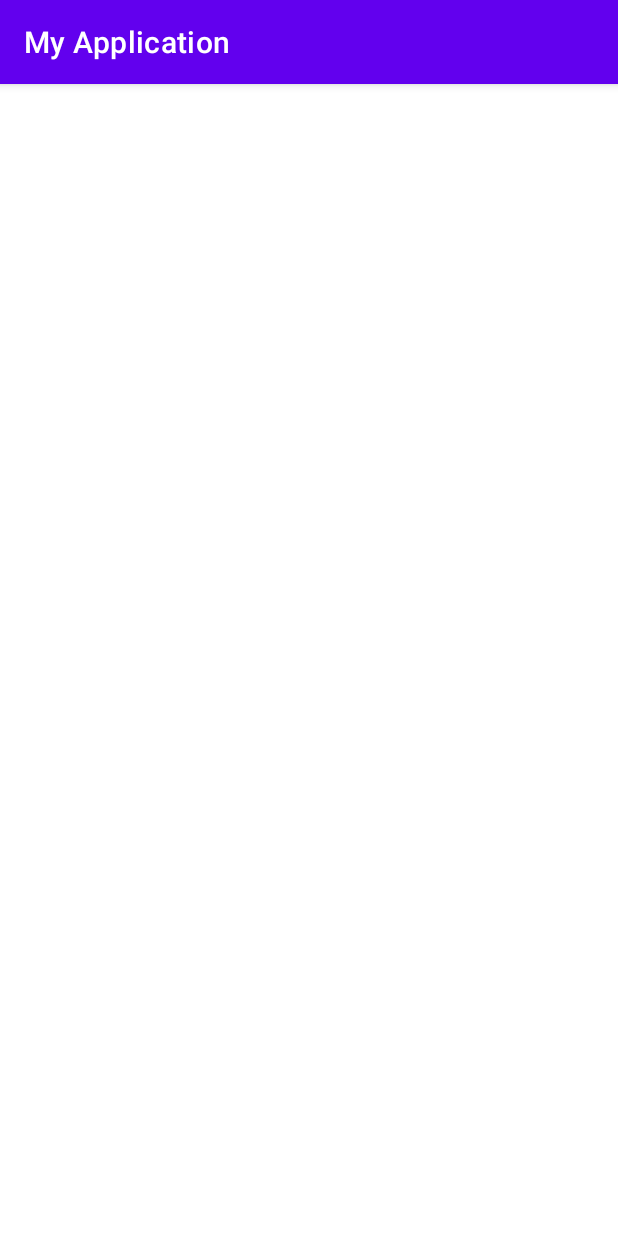
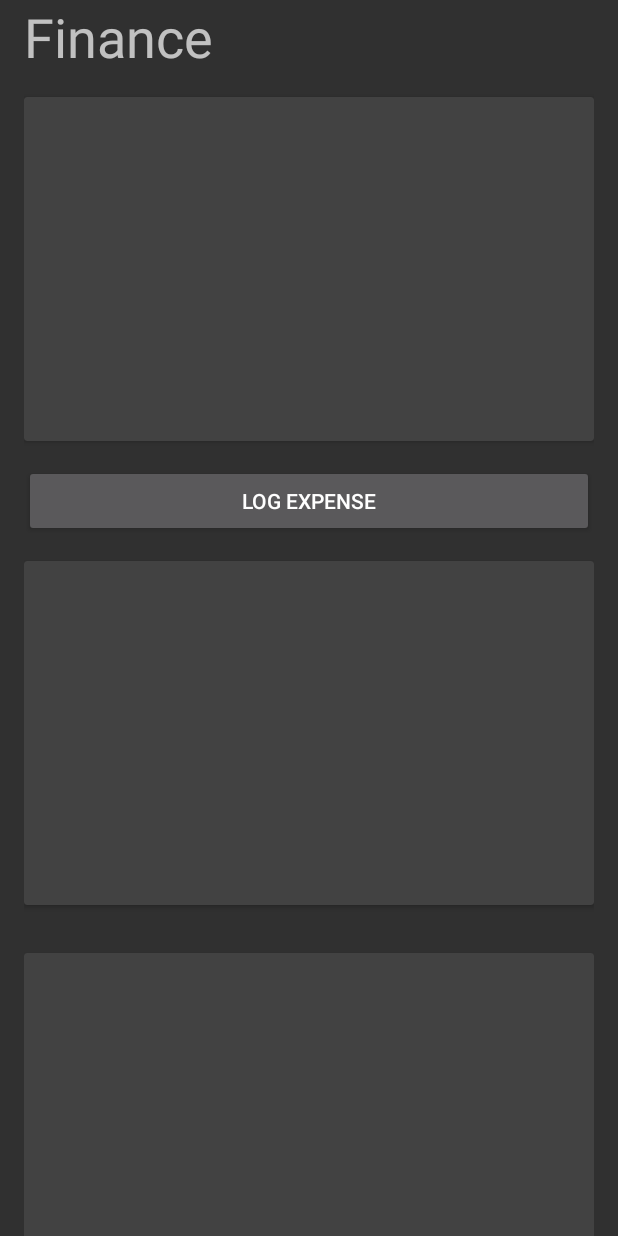
Before and after one commit to Coderman556/ANDECA2, an Android app: the FinanceHomepage screen opened directly, with no data from a screen before it, on a phone screen of 412 x 824 dp. Run offline under Robolectric (Android 15) with nearby library versions, the phone set to English and light mode, and no system bars.

Commit message:
ADD: FinanceHomepage activity AND styles.xml

```diff
--- a/app/src/main/AndroidManifest.xml
+++ b/app/src/main/AndroidManifest.xml
@@ -10,7 +10,7 @@
         android:label="@string/app_name"
         android:roundIcon="@mipmap/ic_launcher_round"
         android:supportsRtl="true"
-        android:theme="@style/Theme.MyApplication"
+        android:theme="@style/Theme.Design.NoActionBar"
         tools:targetApi="31">
         <activity
             android:name=".FitnessHome"
--- a/app/src/main/java/com/example/myapplication/MainActivity.java
+++ b/app/src/main/java/com/example/myapplication/MainActivity.java
@@ -4,11 +4,12 @@ import androidx.appcompat.app.AppCompatActivity;
 
 import android.os.Bundle;
 
-public class MainActivity extends AppCompatActivity {
+public class MainActivity extends AppCompatActivity{
 
     @Override
     protected void onCreate(Bundle savedInstanceState) {
         super.onCreate(savedInstanceState);
         setContentView(R.layout.activity_main);
     }
+
 }
--- a/app/src/main/res/layout/activity_finance_homepage.xml
+++ b/app/src/main/res/layout/activity_finance_homepage.xml
@@ -6,4 +6,49 @@
     android:layout_height="match_parent"
     tools:context=".FinanceHomepage">
 
+    <LinearLayout
+        android:layout_width="match_parent"
+        android:layout_height="match_parent"
+        android:layout_marginHorizontal="16dp"
+        android:orientation="vertical"
+        app:layout_constraintBottom_toBottomOf="parent"
+        app:layout_constraintEnd_toEndOf="parent"
+        app:layout_constraintHorizontal_bias="0.4"
+        app:layout_constraintStart_toStartOf="parent"
+        app:layout_constraintTop_toTopOf="parent"
+        app:layout_constraintVertical_bias="0.0">
+
+        <TextView
+            android:id="@+id/PageTitle"
+            android:layout_width="match_parent"
+            android:layout_height="wrap_content"
+            android:text="Finance"
+            android:textSize="36sp" />
+
+        <androidx.cardview.widget.CardView
+            android:id="@+id/cvSpendings"
+            android:layout_width="match_parent"
+            android:layout_height="229dp"
+            android:layout_marginVertical="16dp">
+
+        </androidx.cardview.widget.CardView>
+
+        <Button
+            android:id="@+id/btnLogExpense"
+            android:layout_width="match_parent"
+            android:layout_height="wrap_content"
+            android:text="Log Expense" />
+
+        <androidx.cardview.widget.CardView
+            android:id="@+id/cvDailyBudget"
+            android:layout_width="match_parent"
+            android:layout_height="229dp"
+            android:layout_marginVertical="16dp" />
+
+        <androidx.cardview.widget.CardView
+            android:id="@+id/cvWeeklySavings"
+            android:layout_width="match_parent"
+            android:layout_height="229dp"
+            android:layout_marginVertical="16dp" />
+    </LinearLayout>
 </androidx.constraintlayout.widget.ConstraintLayout>
--- a/app/src/main/res/values/styles.xml
+++ b/app/src/main/res/values/styles.xml
@@ -4,4 +4,5 @@
         <item name="cornerFamily">rounded</item>
         <item name="cornerSize">50%</item>
     </style>
+    <style name="noActionBar" parent="Theme.AppCompat.Light.NoActionBar" />
 </resources>
```
